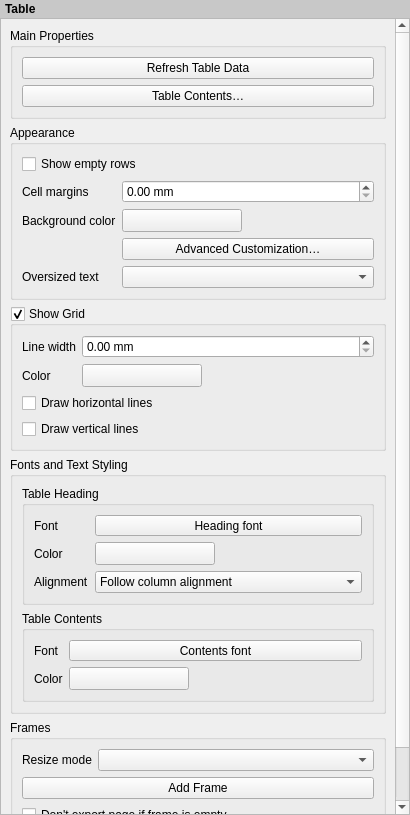
Qt form src/ui/layout/qgslayoutmanualtablewidgetbase.ui (qgis/QGIS) before a commit.
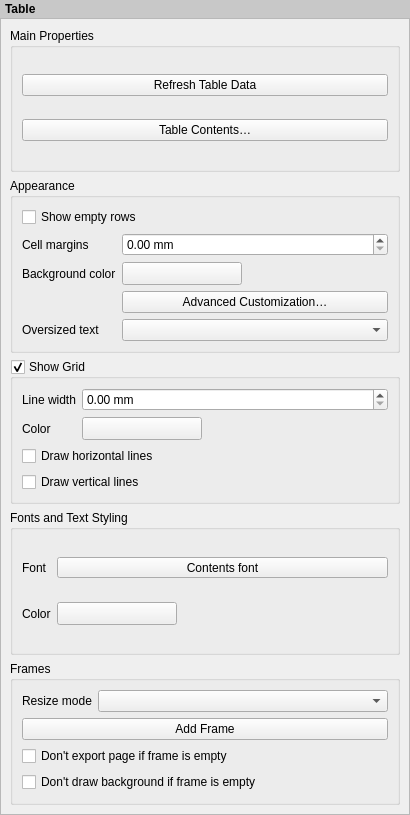
The same form after that commit. Custom widgets are drawn as their Qt base class.

Commit message: Remove some unused heading settings from manual table widget

Patch:
```diff
--- a/src/ui/layout/qgslayoutmanualtablewidgetbase.ui
+++ b/src/ui/layout/qgslayoutmanualtablewidgetbase.ui
@@ -308,133 +308,9 @@
         </widget>
        </item>
        <item>
-        <widget class="QgsCollapsibleGroupBoxBasic" name="groupBox_3">
-         <property name="focusPolicy">
-          <enum>Qt::StrongFocus</enum>
-         </property>
-         <property name="title">
-          <string>Fonts and Text Styling</string>
-         </property>
-         <property name="syncGroup" stdset="0">
-          <string notr="true">composeritem</string>
-         </property>
-         <property name="collapsed" stdset="0">
-          <bool>false</bool>
-         </property>
-         <layout class="QVBoxLayout" name="verticalLayout_2">
-          <item>
-           <widget class="QGroupBox" name="groupBox_2">
-            <property name="title">
-             <string>Table Heading</string>
-            </property>
-            <layout class="QGridLayout" name="gridLayout">
-             <item row="1" column="1">
-              <layout class="QHBoxLayout" name="horizontalLayout_3">
-               <item>
-                <widget class="QgsColorButton" name="mHeaderFontColorButton">
-                 <property name="minimumSize">
-                  <size>
-                   <width>120</width>
-                   <height>0</height>
-                  </size>
-                 </property>
-                 <property name="maximumSize">
-                  <size>
-                   <width>120</width>
-                   <height>16777215</height>
-                  </size>
-                 </property>
-                 <property name="text">
-                  <string/>
-                 </property>
-                </widget>
-               </item>
-               <item>
-                <spacer name="horizontalSpacer_2">
-                 <property name="orientation">
-                  <enum>Qt::Horizontal</enum>
-                 </property>
-                 <property name="sizeHint" stdset="0">
-                  <size>
-                   <width>40</width>
-                   <height>20</height>
-                  </size>
-                 </property>
-                </spacer>
-               </item>
-              </layout>
-             </item>
-             <item row="2" column="0">
-              <widget class="QLabel" name="label_2">
-               <property name="text">
-                <string>Alignment</string>
-               </property>
-              </widget>
-             </item>
-             <item row="2" column="1">
-              <widget class="QComboBox" name="mHeaderHAlignmentComboBox">
-               <property name="sizePolicy">
-                <sizepolicy hsizetype="Expanding" vsizetype="Fixed">
-                 <horstretch>0</horstretch>
-                 <verstretch>0</verstretch>
-                </sizepolicy>
-               </property>
-               <item>
-                <property name="text">
-                 <string>Follow column alignment</string>
-                </property>
-               </item>
-               <item>
-                <property name="text">
-                 <string>Left</string>
-                </property>
-               </item>
-               <item>
-                <property name="text">
-                 <string>Center</string>
-                </property>
-               </item>
-               <item>
-                <property name="text">
-                 <string>Right</string>
-                </property>
-               </item>
-              </widget>
-             </item>
-             <item row="1" column="0">
-              <widget class="QLabel" name="label_3">
-               <property name="text">
-                <string>Color</string>
-               </property>
-              </widget>
-             </item>
-             <item row="0" column="0">
-              <widget class="QLabel" name="label_5">
-               <property name="text">
-                <string>Font</string>
-               </property>
-              </widget>
-             </item>
-             <item row="0" column="1">
-              <widget class="QgsFontButton" name="mHeaderFontToolButton">
-               <property name="sizePolicy">
-                <sizepolicy hsizetype="Expanding" vsizetype="Fixed">
-                 <horstretch>0</horstretch>
-                 <verstretch>0</verstretch>
-                </sizepolicy>
-               </property>
-               <property name="text">
-                <string>Heading font</string>
-               </property>
-              </widget>
-             </item>
-            </layout>
-           </widget>
-          </item>
-          <item>
            <widget class="QGroupBox" name="groupBox_4">
             <property name="title">
-             <string>Table Contents</string>
+          <string>Fonts and Text Styling</string>
             </property>
             <layout class="QGridLayout" name="gridLayout_2">
              <item row="0" column="0">
@@ -503,9 +379,6 @@
             </layout>
            </widget>
           </item>
-         </layout>
-        </widget>
-       </item>
        <item>
         <widget class="QgsCollapsibleGroupBoxBasic" name="frameGroupBox">
          <property name="focusPolicy">
```
Left out of the diff: 4 changed lines with no effect on the pictures. Lines whose indentation alone changed are shown as unchanged. The commit also changes 4 other files.
